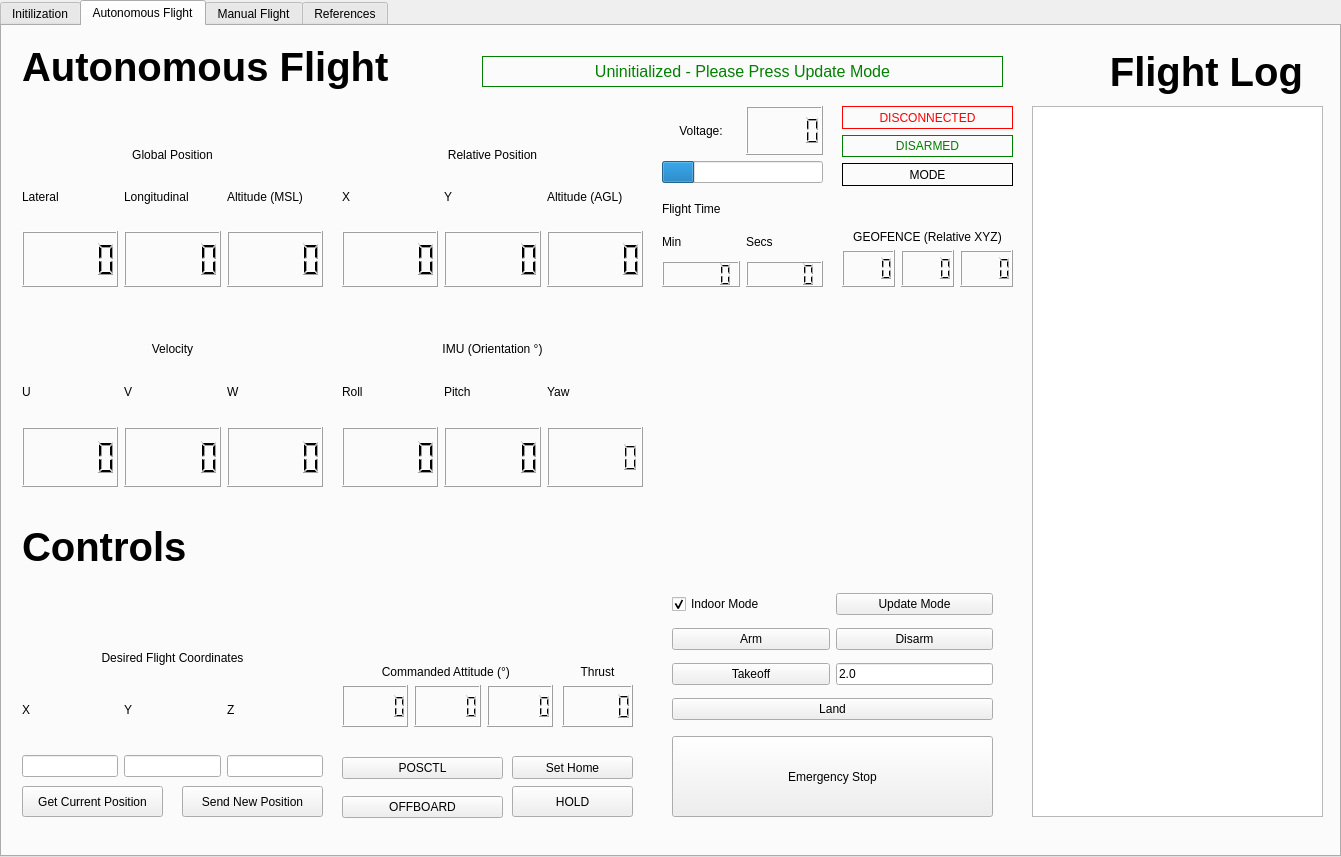
This is src/GUI/GUI_Sampler.ui in FSC-Lab/ground_station_gui as Qt 5 draws it before an edit. The edited form follows.
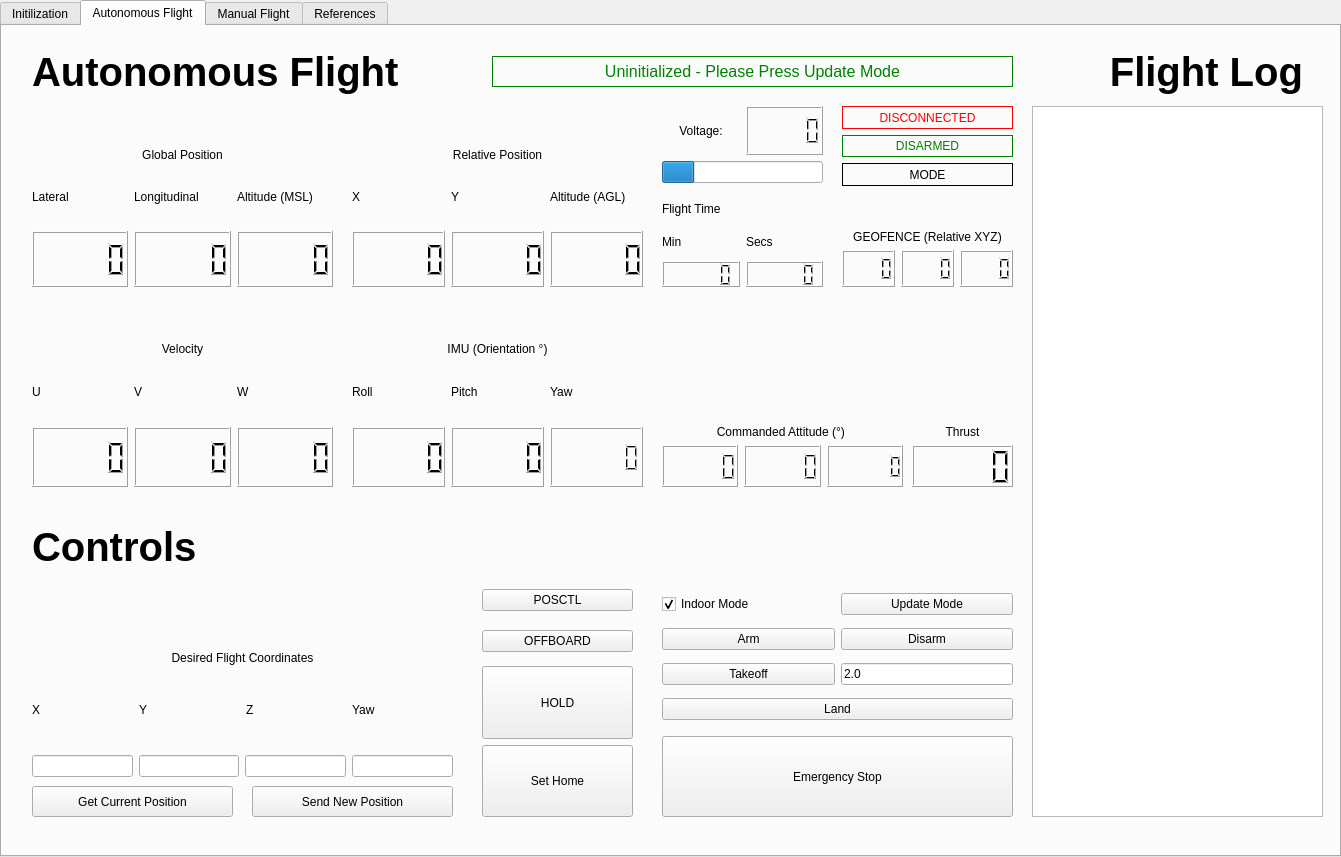
This is the edited form.

```diff
--- a/src/GUI/GUI_Sampler.ui
+++ b/src/GUI/GUI_Sampler.ui
@@ -130,8 +130,8 @@
    <widget class="QLabel" name="AutonomousTitle">
     <property name="geometry">
      <rect>
-      <x>20</x>
-      <y>10</y>
+      <x>30</x>
+      <y>15</y>
       <width>481</width>
       <height>61</height>
      </rect>
@@ -150,7 +150,7 @@
    <widget class="QWidget" name="verticalLayoutWidget_2">
     <property name="geometry">
      <rect>
-      <x>20</x>
+      <x>30</x>
       <y>80</y>
       <width>301</width>
       <height>181</height>
@@ -210,9 +210,9 @@
    <widget class="QWidget" name="verticalLayoutWidget_4">
     <property name="geometry">
      <rect>
-      <x>340</x>
+      <x>350</x>
       <y>270</y>
-      <width>301</width>
+      <width>291</width>
       <height>191</height>
      </rect>
     </property>
@@ -274,7 +274,7 @@
    <widget class="QWidget" name="verticalLayoutWidget_5">
     <property name="geometry">
      <rect>
-      <x>20</x>
+      <x>30</x>
       <y>270</y>
       <width>301</width>
       <height>191</height>
@@ -414,9 +414,9 @@
    <widget class="QWidget" name="verticalLayoutWidget_15">
     <property name="geometry">
      <rect>
-      <x>20</x>
+      <x>30</x>
       <y>560</y>
-      <width>301</width>
+      <width>421</width>
       <height>191</height>
      </rect>
     </property>
@@ -454,6 +454,13 @@
          </property>
         </widget>
        </item>
+       <item>
+        <widget class="QLabel" name="ZLabel1_3">
+         <property name="text">
+          <string>Yaw</string>
+         </property>
+        </widget>
+       </item>
       </layout>
      </item>
      <item>
@@ -471,6 +478,9 @@
        <item>
         <widget class="QLineEdit" name="ZPositionUAV"/>
        </item>
+       <item>
+        <widget class="QLineEdit" name="YAWUAV"/>
+       </item>
       </layout>
      </item>
     </layout>
@@ -478,9 +488,9 @@
    <widget class="QPushButton" name="GetCurrentPositionUAV">
     <property name="geometry">
      <rect>
-      <x>20</x>
+      <x>30</x>
       <y>760</y>
-      <width>141</width>
+      <width>201</width>
       <height>31</height>
      </rect>
     </property>
@@ -491,9 +501,9 @@
    <widget class="QPushButton" name="EmergencyStop">
     <property name="geometry">
      <rect>
-      <x>670</x>
+      <x>660</x>
       <y>710</y>
-      <width>321</width>
+      <width>351</width>
       <height>81</height>
      </rect>
     </property>
@@ -504,9 +514,9 @@
    <widget class="QPushButton" name="SendPositionUAV">
     <property name="geometry">
      <rect>
-      <x>180</x>
+      <x>250</x>
       <y>760</y>
-      <width>141</width>
+      <width>201</width>
       <height>31</height>
      </rect>
     </property>
@@ -520,9 +530,9 @@
    <widget class="QWidget" name="verticalLayoutWidget_14">
     <property name="geometry">
      <rect>
-      <x>340</x>
+      <x>350</x>
       <y>80</y>
-      <width>301</width>
+      <width>291</width>
       <height>181</height>
      </rect>
     </property>
@@ -580,7 +590,7 @@
    <widget class="QLabel" name="AutonomousTitle_2">
     <property name="geometry">
      <rect>
-      <x>20</x>
+      <x>30</x>
       <y>490</y>
       <width>281</width>
       <height>61</height>
@@ -704,9 +714,9 @@
    <widget class="QWidget" name="gridLayoutWidget_2">
     <property name="geometry">
      <rect>
-      <x>670</x>
+      <x>660</x>
       <y>560</y>
-      <width>321</width>
+      <width>351</width>
       <height>141</height>
      </rect>
     </property>
@@ -783,7 +793,7 @@
    <widget class="QLabel" name="StateSimulation">
     <property name="geometry">
      <rect>
-      <x>480</x>
+      <x>490</x>
       <y>30</y>
       <width>521</width>
       <height>31</height>
@@ -860,9 +870,9 @@
    <widget class="QWidget" name="verticalLayoutWidget_20">
     <property name="geometry">
      <rect>
-      <x>340</x>
-      <y>610</y>
-      <width>211</width>
+      <x>660</x>
+      <y>370</y>
+      <width>241</width>
       <height>91</height>
      </rect>
     </property>
@@ -886,7 +896,11 @@
         <widget class="QLCDNumber" name="TargPITCH_DISP"/>
        </item>
        <item>
-        <widget class="QLCDNumber" name="TargYAW_DISP"/>
+        <widget class="QLCDNumber" name="TargYAW_DISP">
+         <property name="digitCount">
+          <number>6</number>
+         </property>
+        </widget>
        </item>
       </layout>
      </item>
@@ -895,9 +909,9 @@
    <widget class="QWidget" name="verticalLayoutWidget_21">
     <property name="geometry">
      <rect>
-      <x>560</x>
-      <y>610</y>
-      <width>71</width>
+      <x>910</x>
+      <y>370</y>
+      <width>101</width>
       <height>91</height>
      </rect>
     </property>
@@ -924,24 +938,24 @@
    <widget class="QWidget" name="gridLayoutWidget_3">
     <property name="geometry">
      <rect>
-      <x>340</x>
-      <y>720</y>
-      <width>161</width>
-      <height>83</height>
+      <x>480</x>
+      <y>550</y>
+      <width>151</width>
+      <height>91</height>
      </rect>
     </property>
     <layout class="QGridLayout" name="gridLayout_2">
      <property name="sizeConstraint">
       <enum>QLayout::SetMinimumSize</enum>
      </property>
-     <item row="2" column="0">
+     <item row="1" column="0">
       <widget class="QPushButton" name="OFFBOARD">
        <property name="text">
         <string>OFFBOARD</string>
        </property>
       </widget>
      </item>
-     <item row="1" column="0">
+     <item row="0" column="0">
       <widget class="QPushButton" name="POSCTL">
        <property name="text">
         <string>POSCTL</string>
@@ -950,14 +964,39 @@
      </item>
     </layout>
    </widget>
+   <widget class="QWidget" name="gridLayoutWidget_4">
+    <property name="geometry">
+     <rect>
+      <x>480</x>
+      <y>640</y>
+      <width>151</width>
+      <height>151</height>
+     </rect>
+    </property>
+    <layout class="QGridLayout" name="gridLayout_3">
+     <property name="sizeConstraint">
+      <enum>QLayout::SetMinimumSize</enum>
+     </property>
+     <item row="3" column="0">
+      <widget class="QPushButton" name="SetHome">
+       <property name="sizePolicy">
+        <sizepolicy hsizetype="Preferred" vsizetype="Preferred">
+         <horstretch>0</horstretch>
+         <verstretch>0</verstretch>
+        </sizepolicy>
+       </property>
+       <property name="text">
+        <string>Set Home</string>
+       </property>
+      </widget>
+     </item>
+     <item row="0" column="0">
    <widget class="QPushButton" name="HOLD">
-    <property name="geometry">
-     <rect>
-      <x>510</x>
-      <y>760</y>
-      <width>121</width>
-      <height>31</height>
-     </rect>
+       <property name="sizePolicy">
+        <sizepolicy hsizetype="Preferred" vsizetype="Preferred">
+         <horstretch>0</horstretch>
+         <verstretch>0</verstretch>
+        </sizepolicy>
     </property>
     <property name="text">
      <string>HOLD</string>
@@ -984,18 +1023,8 @@
      <bool>false</bool>
     </property>
    </widget>
-   <widget class="QPushButton" name="SetHome">
-    <property name="geometry">
-     <rect>
-      <x>510</x>
-      <y>730</y>
-      <width>121</width>
-      <height>23</height>
-     </rect>
-    </property>
-    <property name="text">
-     <string>Set Home</string>
-    </property>
+     </item>
+    </layout>
    </widget>
   </widget>
   <widget class="QWidget" name="ManualFlightManagment_Tab">
```
Lines whose indentation alone changed are shown as unchanged.
